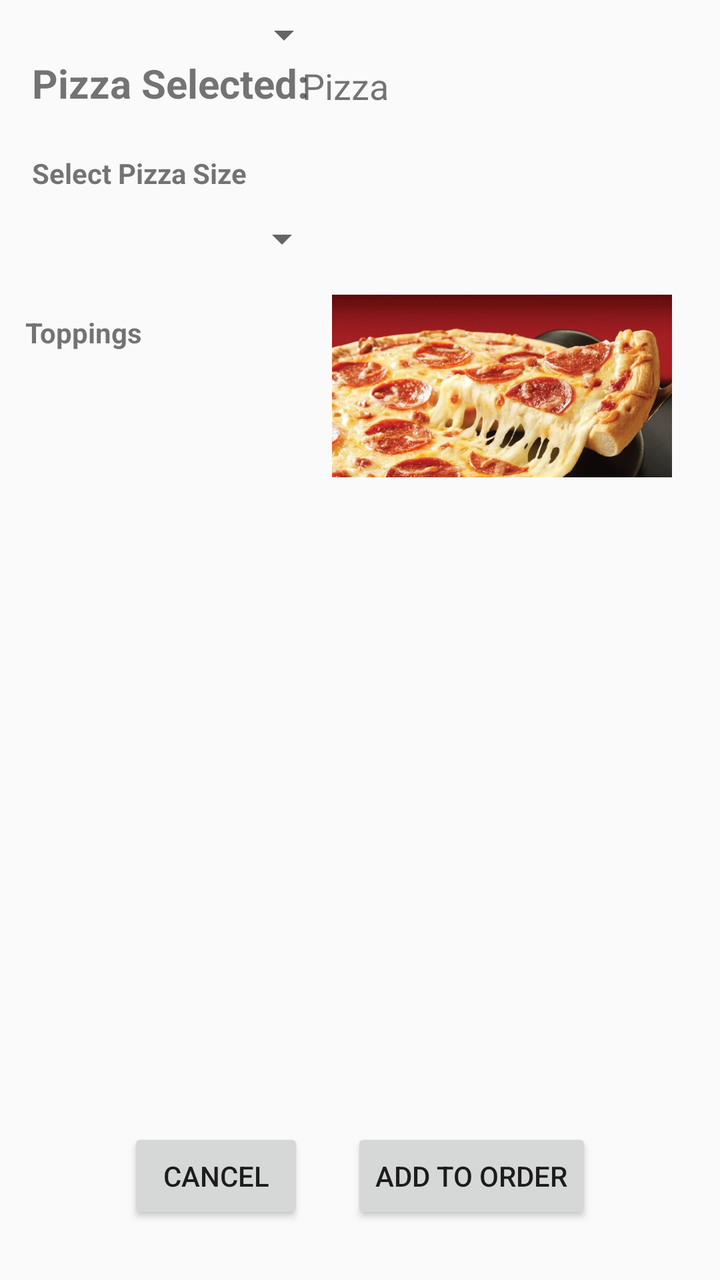
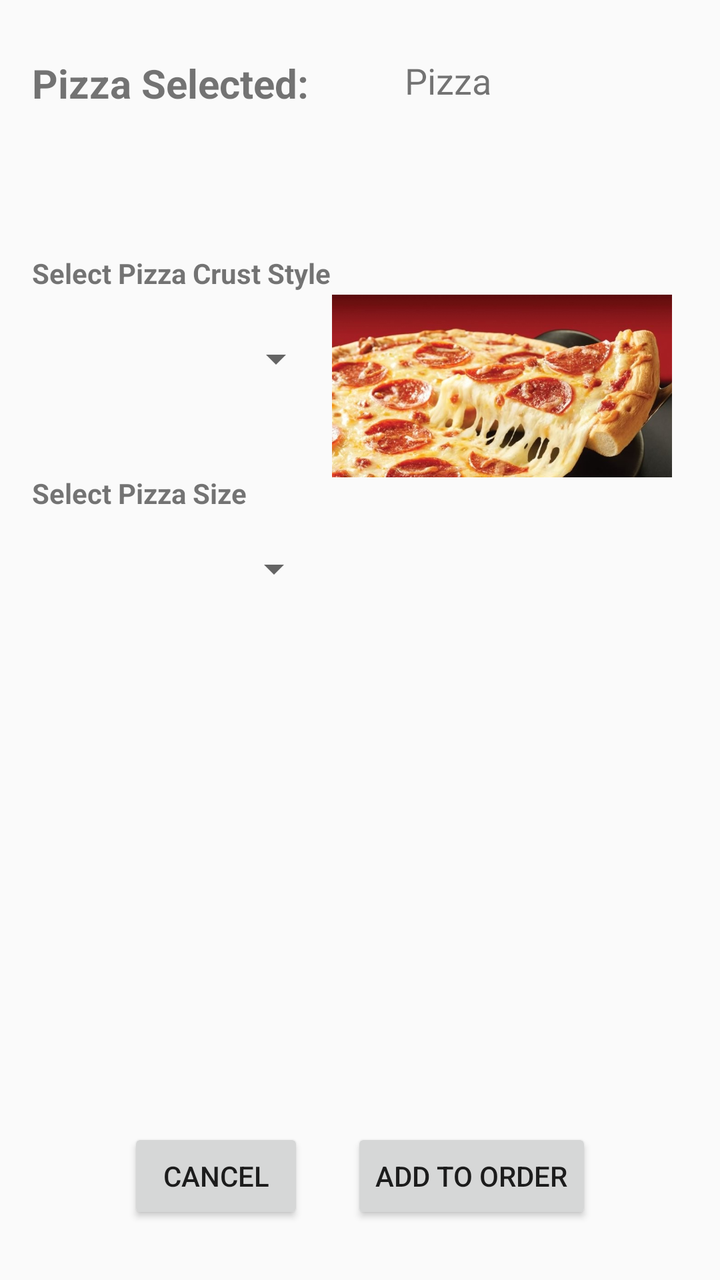

The first picture is an Android layout as it rendered before a commit; the second is the same layout after the commit. The layout source and the unified diff follow.
<!-- AndroidManifest.xml: application theme Theme.RUPizza -->
<!-- res/layout/activity_creation.xml -->
<?xml version="1.0" encoding="utf-8"?>
<androidx.constraintlayout.widget.ConstraintLayout xmlns:android="http://schemas.android.com/apk/res/android"
    xmlns:app="http://schemas.android.com/apk/res-auto"
    xmlns:tools="http://schemas.android.com/tools"
    android:layout_width="match_parent"
    android:layout_height="match_parent">

    <TextView
        android:id="@+id/textView3"
        android:layout_width="wrap_content"
        android:layout_height="wrap_content"
        android:layout_marginTop="28dp"
        android:layout_marginEnd="184dp"
        android:text="Pizza"
        android:textSize="18sp"
        android:textStyle="normal"
        app:layout_constraintBottom_toBottomOf="@+id/textView"
        app:layout_constraintEnd_toEndOf="parent"
        app:layout_constraintHorizontal_bias="0.156"
        app:layout_constraintStart_toEndOf="@+id/textView"
        app:layout_constraintTop_toTopOf="parent"
        app:layout_constraintVertical_bias="1.0" />

    <TextView
        android:id="@+id/textView"
        android:layout_width="wrap_content"
        android:layout_height="wrap_content"
        android:layout_marginStart="16dp"
        android:layout_marginTop="28dp"
        android:text="Pizza Selected:"
        android:textSize="20sp"
        android:textStyle="bold"
        app:layout_constraintStart_toStartOf="parent"
        app:layout_constraintTop_toTopOf="parent" />

    <Spinner
        android:id="@+id/spinner"
        android:layout_width="150dp"
        android:layout_height="35dp"
        android:layout_marginStart="16dp"
        app:layout_constraintStart_toStartOf="parent"
        tools:layout_editor_absoluteY="142dp" />

    <ImageView
        android:id="@+id/imageView2"
        android:layout_width="170dp"
        android:layout_height="130dp"
        android:layout_marginTop="128dp"
        android:layout_marginEnd="24dp"
        android:scaleType="fitCenter"
        app:layout_constraintEnd_toEndOf="parent"
        app:layout_constraintHorizontal_bias="1.0"
        app:layout_constraintStart_toEndOf="@+id/spinner"
        app:layout_constraintTop_toTopOf="parent"
        app:srcCompat="@drawable/pizza_byo_default" />

    <TextView
        android:id="@+id/textView4"
        android:layout_width="wrap_content"
        android:layout_height="wrap_content"
        android:layout_marginStart="16dp"
        android:layout_marginEnd="70dp"
        android:layout_marginBottom="12dp"
        android:text="Select Pizza Crust Style"
        android:textSize="14dp"
        android:textStyle="bold"
        app:layout_constraintBottom_toTopOf="@+id/spinner"
        app:layout_constraintEnd_toStartOf="@+id/imageView2"
        app:layout_constraintHorizontal_bias="0.0"
        app:layout_constraintStart_toStartOf="parent"
        app:layout_constraintTop_toBottomOf="@+id/textView"
        app:layout_constraintVertical_bias="1.0" />

    <TextView
        android:id="@+id/textView10"
        android:layout_width="wrap_content"
        android:layout_height="wrap_content"
        android:layout_marginStart="16dp"
        android:layout_marginTop="40dp"
        android:text="Select Pizza Size"
        android:textSize="14dp"
        android:textStyle="bold"
        app:layout_constraintBottom_toTopOf="@+id/spinner2"
        app:layout_constraintEnd_toStartOf="@+id/imageView2"
        app:layout_constraintHorizontal_bias="0.0"
        app:layout_constraintStart_toStartOf="parent"
        app:layout_constraintTop_toBottomOf="@+id/spinner"
        app:layout_constraintVertical_bias="0.153" />

    <Spinner
        android:id="@+id/spinner2"
        android:layout_width="149dp"
        android:layout_height="25dp"
        android:layout_marginStart="16dp"
        android:layout_marginTop="72dp"
        app:layout_constraintStart_toStartOf="parent"
        app:layout_constraintTop_toBottomOf="@+id/spinner" />

    <TextView
        android:id="@+id/textView11"
        android:layout_width="wrap_content"
        android:layout_height="wrap_content"
        android:layout_marginTop="60dp"
        android:text="Toppings"
        android:textSize="14dp"
        android:textStyle="bold"
        app:layout_constraintBottom_toTopOf="@+id/recyclerView"
        app:layout_constraintEnd_toEndOf="parent"
        app:layout_constraintHorizontal_bias="0.042"
        app:layout_constraintStart_toStartOf="parent"
        app:layout_constraintTop_toBottomOf="@+id/spinner2" />

    <androidx.recyclerview.widget.RecyclerView
        android:id="@+id/recyclerView"
        android:layout_width="409dp"
        android:layout_height="252dp"
        android:layout_marginBottom="248dp"
        app:layout_constraintBottom_toBottomOf="parent"
        app:layout_constraintEnd_toEndOf="parent"
        app:layout_constraintHorizontal_bias="0.521"
        app:layout_constraintStart_toStartOf="parent" />

    <Button
        android:id="@+id/button"
        android:layout_width="wrap_content"
        android:layout_height="wrap_content"
        android:layout_marginStart="64dp"
        android:layout_marginBottom="28dp"
        android:text="Cancel"
        app:layout_constraintBottom_toBottomOf="parent"
        app:layout_constraintStart_toStartOf="parent" />

    <Button
        android:id="@+id/button2"
        android:layout_width="wrap_content"
        android:layout_height="wrap_content"
        android:layout_marginEnd="64dp"
        android:layout_marginBottom="28dp"
        android:text="Add To Order"
        app:layout_constraintBottom_toBottomOf="parent"
        app:layout_constraintEnd_toEndOf="parent" />
</androidx.constraintlayout.widget.ConstraintLayout>
<!-- resources referenced by this layout -->
<resources>
  <!-- drawable pizza_byo_default: jpeg bitmap (drawable, 71906 bytes) -->
  <style name="Theme.RUPizza" parent="Theme.AppCompat.Light.NoActionBar">
          
          <item name="colorPrimary">@color/purple_500</item>
          <item name="colorPrimaryDark">@color/purple_700</item>
          <item name="colorAccent">@color/teal_200</item>
      </style>
  <color name="purple_500">#FF6200EE</color>
  <color name="purple_700">#FF3700B3</color>
  <color name="teal_200">#FF03DAC5</color>
</resources>

<!-- the commit's change to res/layout/activity_creation.xml (unified diff, before → after) -->
@@ -1,33 +1,28 @@
 <?xml version="1.0" encoding="utf-8"?>
 <androidx.constraintlayout.widget.ConstraintLayout xmlns:android="http://schemas.android.com/apk/res/android"
     xmlns:app="http://schemas.android.com/apk/res-auto"
-    xmlns:tools="http://schemas.android.com/tools"
     android:layout_width="match_parent"
     android:layout_height="match_parent">
 
     <TextView
-        android:id="@+id/textView3"
+        android:id="@+id/textViewSelectedPizza"
         android:layout_width="wrap_content"
         android:layout_height="wrap_content"
+        android:layout_marginStart="48dp"
         android:layout_marginTop="28dp"
-        android:layout_marginEnd="184dp"
-        android:text="Pizza"
+        android:text="@string/placeholder_pizza_selected"
         android:textSize="18sp"
         android:textStyle="normal"
-        app:layout_constraintBottom_toBottomOf="@+id/textView"
-        app:layout_constraintEnd_toEndOf="parent"
-        app:layout_constraintHorizontal_bias="0.156"
-        app:layout_constraintStart_toEndOf="@+id/textView"
-        app:layout_constraintTop_toTopOf="parent"
-        app:layout_constraintVertical_bias="1.0" />
+        app:layout_constraintStart_toEndOf="@+id/tvPizzaCreationTitle"
+        app:layout_constraintTop_toTopOf="parent" />
 
     <TextView
-        android:id="@+id/textView"
+        android:id="@+id/tvPizzaCreationTitle"
         android:layout_width="wrap_content"
         android:layout_height="wrap_content"
         android:layout_marginStart="16dp"
         android:layout_marginTop="28dp"
-        android:text="Pizza Selected:"
+        android:text="@string/title_pizza_selected"
         android:textSize="20sp"
         android:textStyle="bold"
         app:layout_constraintStart_toStartOf="parent"
@@ -37,9 +32,10 @@
         android:id="@+id/spinner"
         android:layout_width="150dp"
         android:layout_height="35dp"
-        android:layout_marginStart="16dp"
+        android:layout_marginStart="12dp"
+        android:layout_marginTop="16dp"
         app:layout_constraintStart_toStartOf="parent"
-        tools:layout_editor_absoluteY="142dp" />
+        app:layout_constraintTop_toBottomOf="@+id/textView4" />
 
     <ImageView
         android:id="@+id/imageView2"
@@ -59,17 +55,15 @@
         android:layout_width="wrap_content"
         android:layout_height="wrap_content"
         android:layout_marginStart="16dp"
+        android:layout_marginTop="72dp"
         android:layout_marginEnd="70dp"
-        android:layout_marginBottom="12dp"
-        android:text="Select Pizza Crust Style"
-        android:textSize="14dp"
+        android:text="@string/selection_crust_style"
+        android:textSize="14sp"
         android:textStyle="bold"
-        app:layout_constraintBottom_toTopOf="@+id/spinner"
         app:layout_constraintEnd_toStartOf="@+id/imageView2"
         app:layout_constraintHorizontal_bias="0.0"
         app:layout_constraintStart_toStartOf="parent"
-        app:layout_constraintTop_toBottomOf="@+id/textView"
-        app:layout_constraintVertical_bias="1.0" />
+        app:layout_constraintTop_toBottomOf="@+id/tvPizzaCreationTitle" />
 
     <TextView
         android:id="@+id/textView10"
@@ -77,32 +71,30 @@
         android:layout_height="wrap_content"
         android:layout_marginStart="16dp"
         android:layout_marginTop="40dp"
-        android:text="Select Pizza Size"
-        android:textSize="14dp"
+        android:text="@string/selection_pizza_size"
+        android:textSize="14sp"
         android:textStyle="bold"
-        app:layout_constraintBottom_toTopOf="@+id/spinner2"
         app:layout_constraintEnd_toStartOf="@+id/imageView2"
         app:layout_constraintHorizontal_bias="0.0"
         app:layout_constraintStart_toStartOf="parent"
-        app:layout_constraintTop_toBottomOf="@+id/spinner"
-        app:layout_constraintVertical_bias="0.153" />
+        app:layout_constraintTop_toBottomOf="@+id/spinner" />
 
     <Spinner
         android:id="@+id/spinner2"
         android:layout_width="149dp"
         android:layout_height="25dp"
-        android:layout_marginStart="16dp"
-        android:layout_marginTop="72dp"
+        android:layout_marginStart="12dp"
+        android:layout_marginTop="16dp"
         app:layout_constraintStart_toStartOf="parent"
-        app:layout_constraintTop_toBottomOf="@+id/spinner" />
+        app:layout_constraintTop_toBottomOf="@+id/textView10" />
 
     <TextView
         android:id="@+id/textView11"
         android:layout_width="wrap_content"
         android:layout_height="wrap_content"
         android:layout_marginTop="60dp"
-        android:text="Toppings"
-        android:textSize="14dp"
+        android:text="@string/title_toppings"
+        android:textSize="14sp"
         android:textStyle="bold"
         app:layout_constraintBottom_toTopOf="@+id/recyclerView"
         app:layout_constraintEnd_toEndOf="parent"
@@ -114,19 +106,20 @@
         android:id="@+id/recyclerView"
         android:layout_width="409dp"
         android:layout_height="252dp"
-        android:layout_marginBottom="248dp"
-        app:layout_constraintBottom_toBottomOf="parent"
+        app:layout_constraintBottom_toTopOf="@+id/button2"
         app:layout_constraintEnd_toEndOf="parent"
         app:layout_constraintHorizontal_bias="0.521"
-        app:layout_constraintStart_toStartOf="parent" />
+        app:layout_constraintStart_toStartOf="parent"
+        app:layout_constraintTop_toBottomOf="@+id/spinner2" />
 
     <Button
-        android:id="@+id/button"
+        android:id="@+id/buttonCancel"
         android:layout_width="wrap_content"
         android:layout_height="wrap_content"
         android:layout_marginStart="64dp"
         android:layout_marginBottom="28dp"
-        android:text="Cancel"
+        android:onClick="onCancel"
+        android:text="@string/button_text_cancel"
         app:layout_constraintBottom_toBottomOf="parent"
         app:layout_constraintStart_toStartOf="parent" />
 
@@ -136,7 +129,7 @@
         android:layout_height="wrap_content"
         android:layout_marginEnd="64dp"
         android:layout_marginBottom="28dp"
-        android:text="Add To Order"
+        android:text="@string/button_text_add_to_order"
         app:layout_constraintBottom_toBottomOf="parent"
         app:layout_constraintEnd_toEndOf="parent" />
 </androidx.constraintlayout.widget.ConstraintLayout>
<!-- resource entries referenced after the edit -->
@@ -1,6 +1,13 @@
 <!-- resources referenced by this layout -->
 <resources>
   <!-- drawable pizza_byo_default: jpeg bitmap (drawable, 71906 bytes) -->
+  <string name="button_text_add_to_order">Add To Order</string>
+  <string name="button_text_cancel">Cancel</string>
+  <string name="placeholder_pizza_selected">Pizza</string>
+  <string name="selection_crust_style">Select Pizza Crust Style</string>
+  <string name="selection_pizza_size">Select Pizza Size</string>
+  <string name="title_pizza_selected">Pizza Selected:</string>
+  <string name="title_toppings">Toppings</string>
   <style name="Theme.RUPizza" parent="Theme.AppCompat.Light.NoActionBar">
           
           <item name="colorPrimary">@color/purple_500</item>
